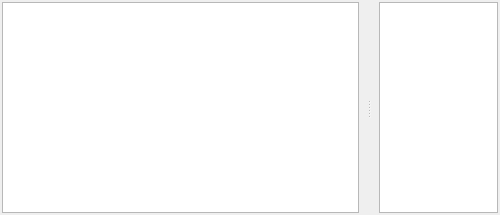
This is src/qtgui/dockbookmarks.ui in shawnj007/gqrx-touch as Qt 5 draws it before an edit. The edited form follows.
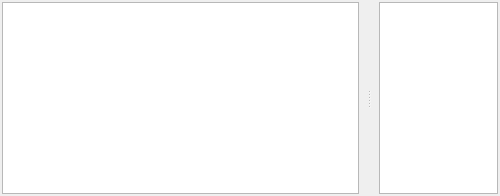
This is the edited form. Custom widgets are drawn as their Qt base class.

Commit message: Reverse Bookmark list, Propogate palette manually to widgets

Patch:
```diff
--- a/src/qtgui/dockbookmarks.ui
+++ b/src/qtgui/dockbookmarks.ui
@@ -7,7 +7,7 @@
     <x>0</x>
     <y>0</y>
     <width>500</width>
-    <height>215</height>
+    <height>196</height>
    </rect>
   </property>
   <property name="sizePolicy">
@@ -25,9 +25,424 @@
   <property name="maximumSize">
    <size>
     <width>524287</width>
-    <height>519</height>
+    <height>360</height>
    </size>
   </property>
+  <property name="palette">
+   <palette>
+    <active>
+     <colorrole role="WindowText">
+      <brush brushstyle="SolidPattern">
+       <color alpha="255">
+        <red>255</red>
+        <green>255</green>
+        <blue>255</blue>
+       </color>
+      </brush>
+     </colorrole>
+     <colorrole role="Button">
+      <brush brushstyle="SolidPattern">
+       <color alpha="255">
+        <red>46</red>
+        <green>52</green>
+        <blue>54</blue>
+       </color>
+      </brush>
+     </colorrole>
+     <colorrole role="Light">
+      <brush brushstyle="SolidPattern">
+       <color alpha="255">
+        <red>69</red>
+        <green>78</green>
+        <blue>81</blue>
+       </color>
+      </brush>
+     </colorrole>
+     <colorrole role="Midlight">
+      <brush brushstyle="SolidPattern">
+       <color alpha="255">
+        <red>57</red>
+        <green>65</green>
+        <blue>67</blue>
+       </color>
+      </brush>
+     </colorrole>
+     <colorrole role="Dark">
+      <brush brushstyle="SolidPattern">
+       <color alpha="255">
+        <red>23</red>
+        <green>26</green>
+        <blue>27</blue>
+       </color>
+      </brush>
+     </colorrole>
+     <colorrole role="Mid">
+      <brush brushstyle="SolidPattern">
+       <color alpha="255">
+        <red>31</red>
+        <green>35</green>
+        <blue>36</blue>
+       </color>
+      </brush>
+     </colorrole>
+     <colorrole role="Text">
+      <brush brushstyle="SolidPattern">
+       <color alpha="255">
+        <red>255</red>
+        <green>255</green>
+        <blue>255</blue>
+       </color>
+      </brush>
+     </colorrole>
+     <colorrole role="BrightText">
+      <brush brushstyle="SolidPattern">
+       <color alpha="255">
+        <red>255</red>
+        <green>255</green>
+        <blue>255</blue>
+       </color>
+      </brush>
+     </colorrole>
+     <colorrole role="ButtonText">
+      <brush brushstyle="SolidPattern">
+       <color alpha="255">
+        <red>255</red>
+        <green>255</green>
+        <blue>255</blue>
+       </color>
+      </brush>
+     </colorrole>
+     <colorrole role="Base">
+      <brush brushstyle="SolidPattern">
+       <color alpha="255">
+        <red>0</red>
+        <green>0</green>
+        <blue>0</blue>
+       </color>
+      </brush>
+     </colorrole>
+     <colorrole role="Window">
+      <brush brushstyle="SolidPattern">
+       <color alpha="255">
+        <red>46</red>
+        <green>52</green>
+        <blue>54</blue>
+       </color>
+      </brush>
+     </colorrole>
+     <colorrole role="Shadow">
+      <brush brushstyle="SolidPattern">
+       <color alpha="255">
+        <red>0</red>
+        <green>0</green>
+        <blue>0</blue>
+       </color>
+      </brush>
+     </colorrole>
+     <colorrole role="AlternateBase">
+      <brush brushstyle="SolidPattern">
+       <color alpha="255">
+        <red>23</red>
+        <green>26</green>
+        <blue>27</blue>
+       </color>
+      </brush>
+     </colorrole>
+     <colorrole role="ToolTipBase">
+      <brush brushstyle="SolidPattern">
+       <color alpha="255">
+        <red>255</red>
+        <green>255</green>
+        <blue>220</blue>
+       </color>
+      </brush>
+     </colorrole>
+     <colorrole role="ToolTipText">
+      <brush brushstyle="SolidPattern">
+       <color alpha="255">
+        <red>0</red>
+        <green>0</green>
+        <blue>0</blue>
+       </color>
+      </brush>
+     </colorrole>
+    </active>
+    <inactive>
+     <colorrole role="WindowText">
+      <brush brushstyle="SolidPattern">
+       <color alpha="255">
+        <red>0</red>
+        <green>0</green>
+        <blue>0</blue>
+       </color>
+      </brush>
+     </colorrole>
+     <colorrole role="Button">
+      <brush brushstyle="SolidPattern">
+       <color alpha="255">
+        <red>239</red>
+        <green>239</green>
+        <blue>239</blue>
+       </color>
+      </brush>
+     </colorrole>
+     <colorrole role="Light">
+      <brush brushstyle="SolidPattern">
+       <color alpha="255">
+        <red>255</red>
+        <green>255</green>
+        <blue>255</blue>
+       </color>
+      </brush>
+     </colorrole>
+     <colorrole role="Midlight">
+      <brush brushstyle="SolidPattern">
+       <color alpha="255">
+        <red>202</red>
+        <green>202</green>
+        <blue>202</blue>
+       </color>
+      </brush>
+     </colorrole>
+     <colorrole role="Dark">
+      <brush brushstyle="SolidPattern">
+       <color alpha="255">
+        <red>159</red>
+        <green>159</green>
+        <blue>159</blue>
+       </color>
+      </brush>
+     </colorrole>
+     <colorrole role="Mid">
+      <brush brushstyle="SolidPattern">
+       <color alpha="255">
+        <red>184</red>
+        <green>184</green>
+        <blue>184</blue>
+       </color>
+      </brush>
+     </colorrole>
+     <colorrole role="Text">
+      <brush brushstyle="SolidPattern">
+       <color alpha="255">
+        <red>0</red>
+        <green>0</green>
+        <blue>0</blue>
+       </color>
+      </brush>
+     </colorrole>
+     <colorrole role="BrightText">
+      <brush brushstyle="SolidPattern">
+       <color alpha="255">
+        <red>255</red>
+        <green>255</green>
+        <blue>255</blue>
+       </color>
+      </brush>
+     </colorrole>
+     <colorrole role="ButtonText">
+      <brush brushstyle="SolidPattern">
+       <color alpha="255">
+        <red>0</red>
+        <green>0</green>
+        <blue>0</blue>
+       </color>
+      </brush>
+     </colorrole>
+     <colorrole role="Base">
+      <brush brushstyle="SolidPattern">
+       <color alpha="255">
+        <red>255</red>
+        <green>255</green>
+        <blue>255</blue>
+       </color>
+      </brush>
+     </colorrole>
+     <colorrole role="Window">
+      <brush brushstyle="SolidPattern">
+       <color alpha="255">
+        <red>239</red>
+        <green>239</green>
+        <blue>239</blue>
+       </color>
+      </brush>
+     </colorrole>
+     <colorrole role="Shadow">
+      <brush brushstyle="SolidPattern">
+       <color alpha="255">
+        <red>118</red>
+        <green>118</green>
+        <blue>118</blue>
+       </color>
+      </brush>
+     </colorrole>
+     <colorrole role="AlternateBase">
+      <brush brushstyle="SolidPattern">
+       <color alpha="255">
+        <red>247</red>
+        <green>247</green>
+        <blue>247</blue>
+       </color>
+      </brush>
+     </colorrole>
+     <colorrole role="ToolTipBase">
+      <brush brushstyle="SolidPattern">
+       <color alpha="255">
+        <red>255</red>
+        <green>255</green>
+        <blue>220</blue>
+       </color>
+      </brush>
+     </colorrole>
+     <colorrole role="ToolTipText">
+      <brush brushstyle="SolidPattern">
+       <color alpha="255">
+        <red>0</red>
+        <green>0</green>
+        <blue>0</blue>
+       </color>
+      </brush>
+     </colorrole>
+    </inactive>
+    <disabled>
+     <colorrole role="WindowText">
+      <brush brushstyle="SolidPattern">
+       <color alpha="255">
+        <red>23</red>
+        <green>26</green>
+        <blue>27</blue>
+       </color>
+      </brush>
+     </colorrole>
+     <colorrole role="Button">
+      <brush brushstyle="SolidPattern">
+       <color alpha="255">
+        <red>46</red>
+        <green>52</green>
+        <blue>54</blue>
+       </color>
+      </brush>
+     </colorrole>
+     <colorrole role="Light">
+      <brush brushstyle="SolidPattern">
+       <color alpha="255">
+        <red>69</red>
+        <green>78</green>
+        <blue>81</blue>
+       </color>
+      </brush>
+     </colorrole>
+     <colorrole role="Midlight">
+      <brush brushstyle="SolidPattern">
+       <color alpha="255">
+        <red>57</red>
+        <green>65</green>
+        <blue>67</blue>
+       </color>
+      </brush>
+     </colorrole>
+     <colorrole role="Dark">
+      <brush brushstyle="SolidPattern">
+       <color alpha="255">
+        <red>23</red>
+        <green>26</green>
+        <blue>27</blue>
+       </color>
+      </brush>
+     </colorrole>
+     <colorrole role="Mid">
+      <brush brushstyle="SolidPattern">
+       <color alpha="255">
+        <red>31</red>
+        <green>35</green>
+        <blue>36</blue>
+       </color>
+      </brush>
+     </colorrole>
+     <colorrole role="Text">
+      <brush brushstyle="SolidPattern">
+       <color alpha="255">
+        <red>23</red>
+        <green>26</green>
+        <blue>27</blue>
+       </color>
+      </brush>
+     </colorrole>
+     <colorrole role="BrightText">
+      <brush brushstyle="SolidPattern">
+       <color alpha="255">
+        <red>255</red>
+        <green>255</green>
+        <blue>255</blue>
+       </color>
+      </brush>
+     </colorrole>
+     <colorrole role="ButtonText">
+      <brush brushstyle="SolidPattern">
+       <color alpha="255">
+        <red>23</red>
+        <green>26</green>
+        <blue>27</blue>
+       </color>
+      </brush>
+     </colorrole>
+     <colorrole role="Base">
+      <brush brushstyle="SolidPattern">
+       <color alpha="255">
+        <red>46</red>
+        <green>52</green>
+        <blue>54</blue>
+       </color>
+      </brush>
+     </colorrole>
+     <colorrole role="Window">
+      <brush brushstyle="SolidPattern">
+       <color alpha="255">
+        <red>46</red>
+        <green>52</green>
+        <blue>54</blue>
+       </color>
+      </brush>
+     </colorrole>
+     <colorrole role="Shadow">
+      <brush brushstyle="SolidPattern">
+       <color alpha="255">
+        <red>177</red>
+        <green>177</green>
+        <blue>177</blue>
+       </color>
+      </brush>
+     </colorrole>
+     <colorrole role="AlternateBase">
+      <brush brushstyle="SolidPattern">
+       <color alpha="255">
+        <red>247</red>
+        <green>247</green>
+        <blue>247</blue>
+       </color>
+      </brush>
+     </colorrole>
+     <colorrole role="ToolTipBase">
+      <brush brushstyle="SolidPattern">
+       <color alpha="255">
+        <red>255</red>
+        <green>255</green>
+        <blue>220</blue>
+       </color>
+      </brush>
+     </colorrole>
+     <colorrole role="ToolTipText">
+      <brush brushstyle="SolidPattern">
+       <color alpha="255">
+        <red>0</red>
+        <green>0</green>
+        <blue>0</blue>
+       </color>
+      </brush>
+     </colorrole>
+    </disabled>
+   </palette>
+  </property>
   <property name="features">
    <set>QDockWidget::NoDockWidgetFeatures</set>
   </property>
@@ -53,7 +468,7 @@
    <property name="maximumSize">
     <size>
      <width>16777215</width>
-     <height>500</height>
+     <height>360</height>
     </size>
    </property>
    <layout class="QGridLayout" name="gridLayout">
```
The commit also changes 7 other files.
